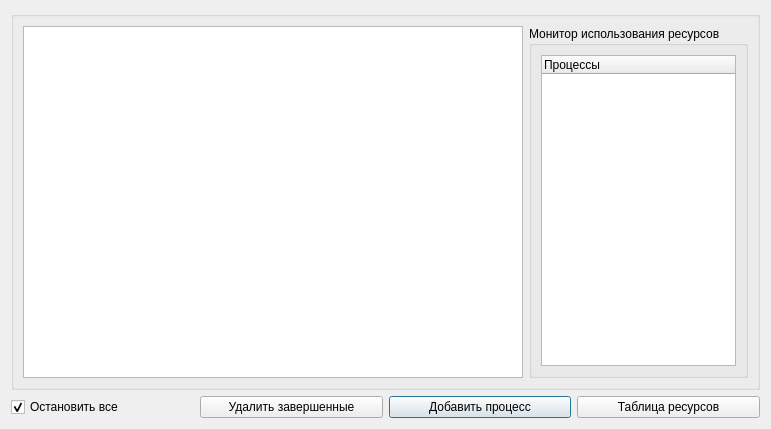
The window that Python/TaskManager/ui/taskmanager.ui (soltanoff/other) describes before a commit, drawn with Qt 5.
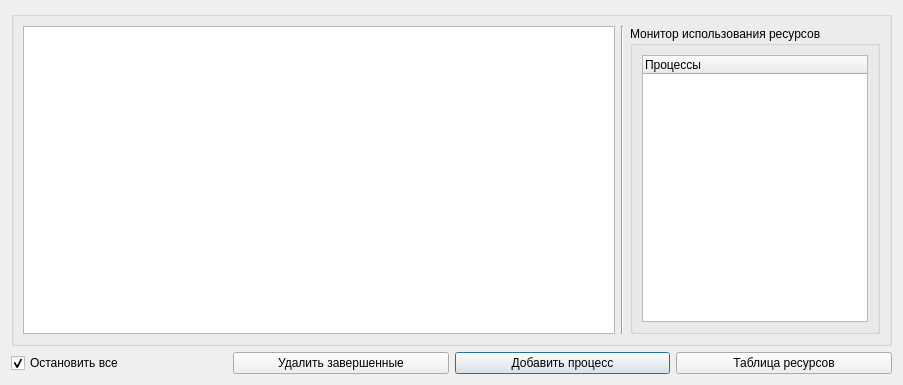
The same window after the commit.

Commit message: fix task table columns (change size, rename cols), fix grammar mistake

The edit to the form file:
```diff
--- a/Python/TaskManager/ui/taskmanager.ui
+++ b/Python/TaskManager/ui/taskmanager.ui
@@ -6,8 +6,8 @@
    <rect>
     <x>0</x>
     <y>0</y>
-    <width>739</width>
-    <height>429</height>
+    <width>903</width>
+    <height>385</height>
    </rect>
   </property>
   <property name="windowTitle">
@@ -42,14 +42,26 @@
           </item>
          </layout>
         </item>
-        <item row="0" column="1">
+        <item row="0" column="2">
          <widget class="QGroupBox" name="groupBox_2">
+          <property name="maximumSize">
+           <size>
+            <width>250</width>
+            <height>16777215</height>
+           </size>
+          </property>
           <property name="title">
            <string>Монитор использования ресурсов</string>
           </property>
           <layout class="QGridLayout" name="gridLayout_7">
            <item row="0" column="0">
             <widget class="QTreeWidget" name="lstUsefullResources">
+             <property name="maximumSize">
+              <size>
+               <width>16777215</width>
+               <height>16777215</height>
+              </size>
+             </property>
              <column>
               <property name="text">
                <string>Процессы</string>
@@ -60,6 +72,13 @@
           </layout>
          </widget>
         </item>
+        <item row="0" column="1">
+         <widget class="Line" name="line">
+          <property name="orientation">
+           <enum>Qt::Vertical</enum>
+          </property>
+         </widget>
+        </item>
        </layout>
       </widget>
      </item>
```
The commit also changes 10 other files.
